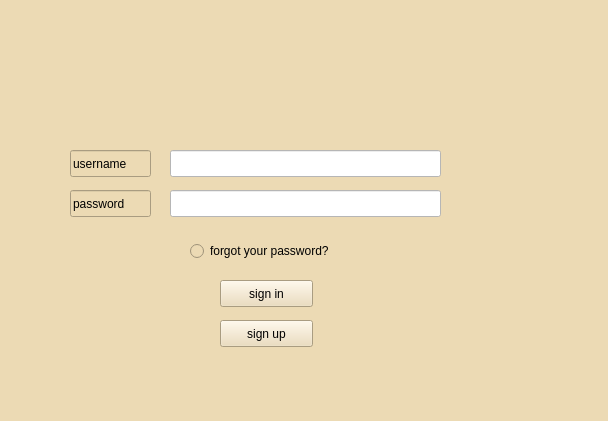
Old version of the form banter/Client/banter1.ui in the repository Blacky001/banter.
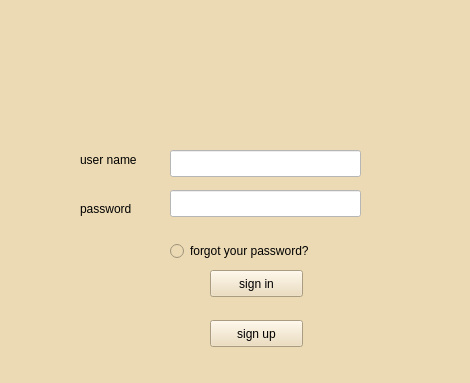
New version of the form.

```diff
--- a/banter/Client/banter1.ui
+++ b/banter/Client/banter1.ui
@@ -6,8 +6,8 @@
    <rect>
     <x>0</x>
     <y>0</y>
-    <width>608</width>
-    <height>421</height>
+    <width>470</width>
+    <height>383</height>
    </rect>
   </property>
   <property name="windowTitle">
@@ -20,8 +20,8 @@
    <widget class="QPushButton" name="signin">
     <property name="geometry">
      <rect>
-      <x>220</x>
-      <y>280</y>
+      <x>210</x>
+      <y>270</y>
       <width>93</width>
       <height>27</height>
      </rect>
@@ -33,7 +33,7 @@
    <widget class="QPushButton" name="signup">
     <property name="geometry">
      <rect>
-      <x>220</x>
+      <x>210</x>
       <y>320</y>
       <width>93</width>
       <height>27</height>
@@ -48,7 +48,7 @@
      <rect>
       <x>170</x>
       <y>150</y>
-      <width>271</width>
+      <width>191</width>
       <height>27</height>
      </rect>
     </property>
@@ -64,7 +64,7 @@
      <rect>
       <x>170</x>
       <y>190</y>
-      <width>271</width>
+      <width>191</width>
       <height>27</height>
      </rect>
     </property>
@@ -75,36 +75,10 @@
      <enum>QLineEdit::Password</enum>
     </property>
    </widget>
-   <widget class="QLineEdit" name="username">
-    <property name="geometry">
-     <rect>
-      <x>70</x>
-      <y>150</y>
-      <width>81</width>
-      <height>27</height>
-     </rect>
-    </property>
-    <property name="text">
-     <string>username</string>
-    </property>
-   </widget>
-   <widget class="QLineEdit" name="password">
-    <property name="geometry">
-     <rect>
-      <x>70</x>
-      <y>190</y>
-      <width>81</width>
-      <height>27</height>
-     </rect>
-    </property>
-    <property name="text">
-     <string>password</string>
-    </property>
-   </widget>
    <widget class="QRadioButton" name="forgetid">
     <property name="geometry">
      <rect>
-      <x>190</x>
+      <x>170</x>
       <y>240</y>
       <width>161</width>
       <height>22</height>
@@ -114,6 +88,32 @@
      <string>forgot your password?</string>
     </property>
    </widget>
+   <widget class="QLabel" name="label">
+    <property name="geometry">
+     <rect>
+      <x>80</x>
+      <y>150</y>
+      <width>71</width>
+      <height>20</height>
+     </rect>
+    </property>
+    <property name="text">
+     <string>user name</string>
+    </property>
+   </widget>
+   <widget class="QLabel" name="label_2">
+    <property name="geometry">
+     <rect>
+      <x>80</x>
+      <y>200</y>
+      <width>71</width>
+      <height>17</height>
+     </rect>
+    </property>
+    <property name="text">
+     <string>password</string>
+    </property>
+   </widget>
   </widget>
   <widget class="QStatusBar" name="statusbar"/>
  </widget>
```
